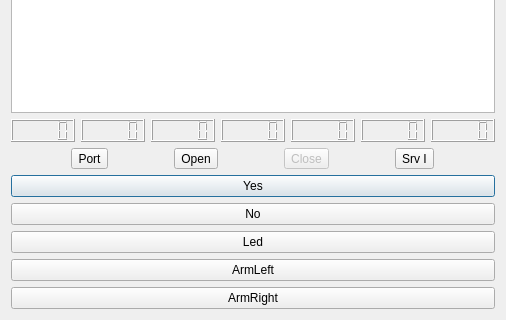
The window that Serialcontrol/remotecontrolwindow.ui (xtarke/daeln_robot) describes before a commit, drawn with Qt 5; both pictures show x 0 to 506 and y 187 to 507 of the 506 by 507 pixel window.
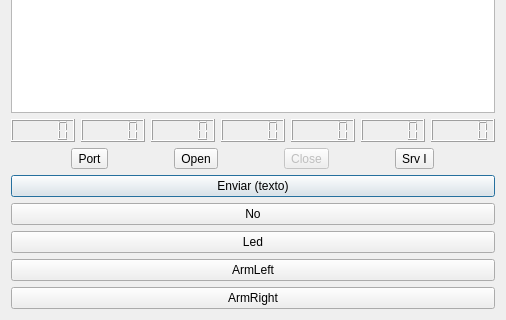
The same window after the commit.

Patch:
```diff
--- a/Serialcontrol/remotecontrolwindow.ui
+++ b/Serialcontrol/remotecontrolwindow.ui
@@ -9,7 +9,7 @@
    <rect>
     <x>0</x>
     <y>0</y>
-    <width>488</width>
+    <width>506</width>
     <height>507</height>
    </rect>
   </property>
@@ -163,10 +163,10 @@
       <bool>true</bool>
      </property>
      <property name="text">
-      <string>Yes</string>
+      <string>Enviar (texto)</string>
      </property>
      <property name="checkable">
-      <bool>true</bool>
+      <bool>false</bool>
      </property>
      <property name="checked">
       <bool>false</bool>
```
